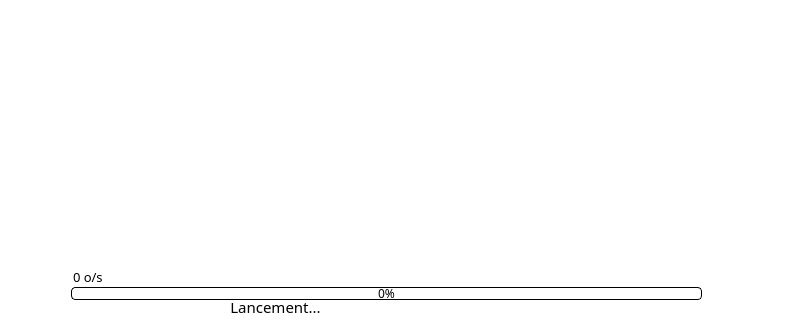
Above: gui/launcher.ui from mangaMag/AzoteLauncher before the change; both pictures show x 0 to 791 and y 198 to 518 of the 882 by 518 pixel window. Below: the same form after it.
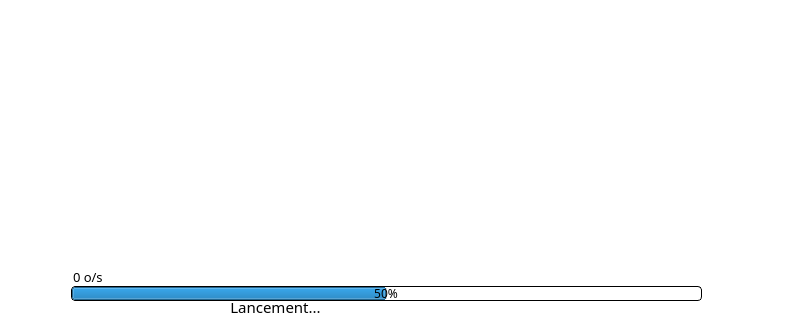
That is the form after the change. Icons and pictures are not drawn.

```diff
--- a/gui/launcher.ui
+++ b/gui/launcher.ui
@@ -84,9 +84,9 @@
     <property name="geometry">
      <rect>
       <x>71</x>
-      <y>485</y>
+      <y>484</y>
       <width>631</width>
-      <height>13</height>
+      <height>15</height>
      </rect>
     </property>
     <property name="font">
@@ -98,22 +98,20 @@
      <string notr="true">QProgressBar {
 	border: 1px solid black;
 	border-radius: 4px;
-	background-color: white;
-	padding: 1px;
+	background-color: rgba(255, 255, 255, 180);
+	padding: 0px;
 }
 QProgressBar::chunk {
-	background-color: #1b78b1;
+	border-radius: 4px;
+	background-image: url(:/ressources/chunk.png);
  }</string>
     </property>
     <property name="value">
-     <number>0</number>
+     <number>50</number>
     </property>
     <property name="alignment">
      <set>Qt::AlignCenter</set>
     </property>
-    <property name="textVisible">
-     <bool>true</bool>
-    </property>
    </widget>
    <widget class="QPushButton" name="closeButton">
     <property name="geometry">
```
